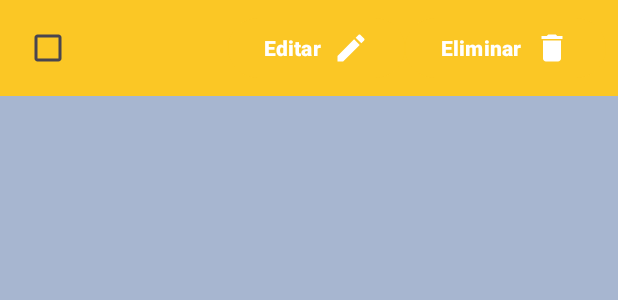
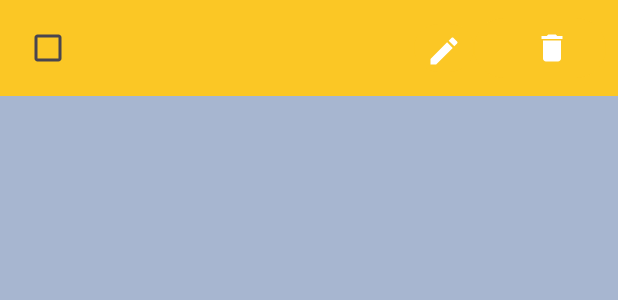
Before and after one commit to joyfelcastillo/To_Do_ListApp, an Android app: the layout item_task.xml on its own in the app's theme, with its tools: preview values and no code run, on a phone screen of 412 x 824 dp. Shown: the top 300 px of the screen. Run offline under Robolectric (Android 15) with nearby library versions, the phone set to English and light mode, and no system bars.

Commit message:
elimine texto editar y eliminar

```diff
--- a/app/build.gradle.kts
+++ b/app/build.gradle.kts
@@ -49,7 +49,6 @@ dependencies {
         // Dependencia de Room
     implementation("androidx.room:room-runtime:2.5.0")
 
-
     implementation("androidx.room:room-runtime:2.6.1")
     annotationProcessor("androidx.room:room-compiler:2.6.1")
 
--- a/app/src/main/res/layout/item_task.xml
+++ b/app/src/main/res/layout/item_task.xml
@@ -10,8 +10,7 @@
         android:id="@+id/cbCompleted"
         android:layout_width="wrap_content"
         android:layout_height="wrap_content"
-        android:background="#FBC725"
-        android:layout_marginEnd="8dp" />
+        android:background="#FBC725" />
 
     <TextView
         android:id="@+id/tvTaskTitle"
@@ -31,20 +30,18 @@
 
     <Button
         android:id="@+id/btnEdit"
-        android:layout_width="wrap_content"
-        android:layout_height="wrap_content"
+        android:layout_width="40dp"
+        android:layout_height="40dp"
         android:backgroundTint="#FBC725"
+        android:layout_gravity="center"
         android:textStyle="bold"
-        android:drawableEnd="@drawable/baseline_edit_24"
-        android:text="@string/editar" />
-//modificar el tamaño del boton editar y eliminar para que
-    sean mas pequeño y entre bien el edittext//
+        android:drawableTop="@drawable/baseline_edit_24" />
+
     <Button
         android:id="@+id/btnDelete"
         android:layout_width="wrap_content"
         android:layout_height="wrap_content"
         android:textStyle="bold"
         android:backgroundTint="#FBC725"
-        android:drawableEnd="@drawable/baseline_delete_24"
-        android:text="@string/remove" />
+        android:drawableEnd="@drawable/baseline_delete_24" />
 </LinearLayout>
```
Also changed, not shown: app/src/main/res/layout/activity_main.xml (+3 -5 lines).
